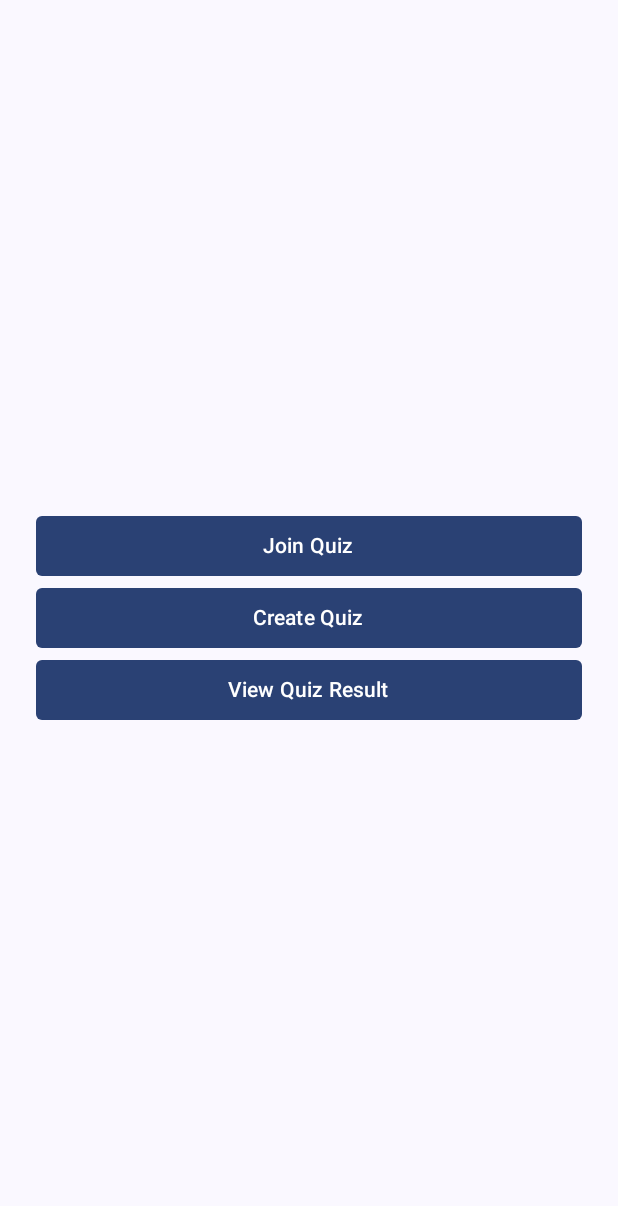
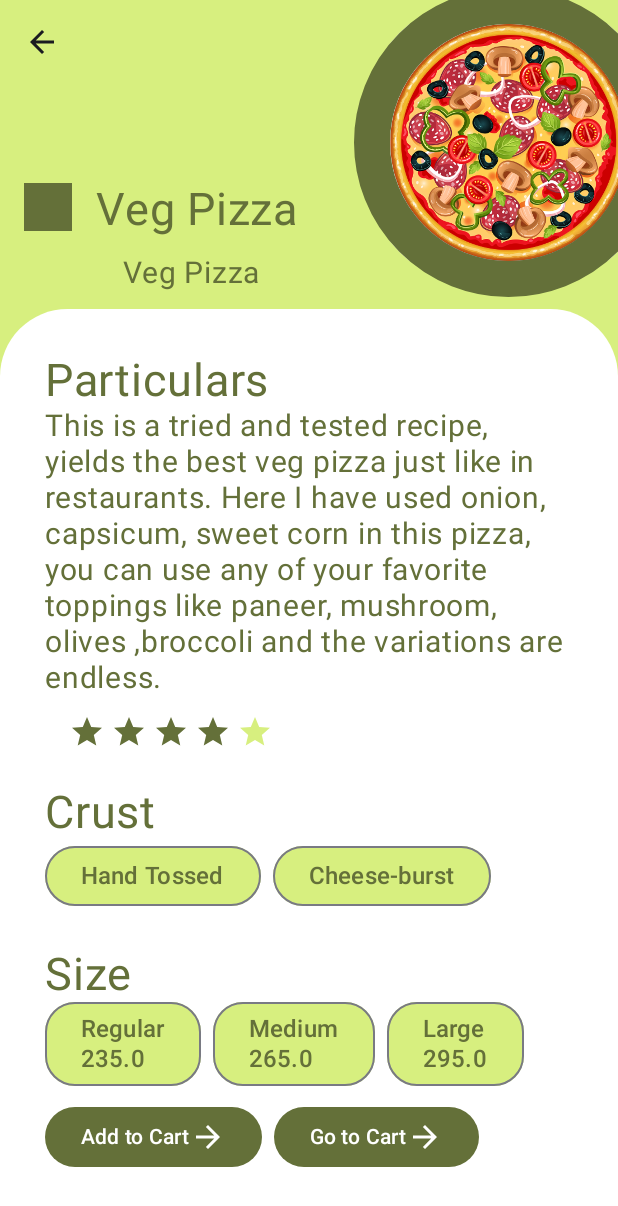
Before and after one commit to AsH1605/Quizine, an Android app built with Jetpack Compose: the screen it shows after launch (MainActivity), on a phone screen of 412 x 824 dp. Shown: the top 1206 px of the screen. Run offline under Robolectric (Android 15) with nearby library versions, the phone set to English and light mode, and no system bars.

Commit message:
Random UI Screen

```diff
--- a/app/src/main/java/com/cookie/quizine/MainActivity.kt
+++ b/app/src/main/java/com/cookie/quizine/MainActivity.kt
@@ -15,6 +15,7 @@ import androidx.lifecycle.viewmodel.compose.viewModel
 import com.cookie.quizine.presentation.App
 import com.cookie.quizine.presentation.home.HomeScreen
 import com.cookie.quizine.presentation.home.HomeScreenVM
+import com.cookie.quizine.presentation.pizza.PizzaScreen
 import com.cookie.quizine.presentation.theme.QuizineTheme
 
 class MainActivity : ComponentActivity() {
@@ -23,7 +24,7 @@ class MainActivity : ComponentActivity() {
         enableEdgeToEdge()
         setContent {
             QuizineTheme {
-                App()
+                PizzaScreen()
             }
         }
     }
--- /dev/null
+++ b/app/src/main/java/com/cookie/quizine/presentation/pizza/PizzaScreen.kt
@@ -0,0 +1,331 @@
+package com.cookie.quizine.presentation.pizza
+
+import androidx.compose.foundation.Image
+import androidx.compose.foundation.background
+import androidx.compose.foundation.border
+import androidx.compose.foundation.layout.Box
+import androidx.compose.foundation.layout.Column
+import androidx.compose.foundation.layout.Row
+import androidx.compose.foundation.layout.Spacer
+import androidx.compose.foundation.layout.fillMaxHeight
+import androidx.compose.foundation.layout.fillMaxWidth
+import androidx.compose.foundation.layout.height
+import androidx.compose.foundation.layout.offset
+import androidx.compose.foundation.layout.padding
+import androidx.compose.foundation.layout.size
+import androidx.compose.foundation.layout.width
+import androidx.compose.foundation.shape.CircleShape
+import androidx.compose.foundation.shape.RoundedCornerShape
+import androidx.compose.material.icons.Icons
+import androidx.compose.material.icons.filled.AddCircle
+import androidx.compose.material.icons.filled.ArrowBack
+import androidx.compose.material.icons.filled.ArrowForward
+import androidx.compose.material.icons.filled.Star
+import androidx.compose.material3.Button
+import androidx.compose.material3.ButtonColors
+import androidx.compose.material3.ButtonDefaults
+import androidx.compose.material3.ExperimentalMaterial3Api
+import androidx.compose.material3.Icon
+import androidx.compose.material3.OutlinedButton
+import androidx.compose.material3.Scaffold
+import androidx.compose.material3.Text
+import androidx.compose.material3.TopAppBar
+import androidx.compose.runtime.Composable
+import androidx.compose.ui.Alignment
+import androidx.compose.ui.Modifier
+import androidx.compose.ui.draw.clip
+import androidx.compose.ui.graphics.Color
+import androidx.compose.ui.graphics.graphicsLayer
+import androidx.compose.ui.layout.ContentScale
+import androidx.compose.ui.res.painterResource
+import androidx.compose.ui.tooling.preview.Preview
+import androidx.compose.ui.unit.dp
+import androidx.compose.ui.unit.sp
+import com.cookie.quizine.R
+
+@OptIn(ExperimentalMaterial3Api::class)
+@Composable
+fun PizzaScreen(modifier: Modifier = Modifier) {
+    Scaffold(
+    ) { padding ->
+        Column(
+            modifier = Modifier
+                .padding(padding)
+                .background(Color(0XFFD7EF7F))
+        ) {
+            Row(
+                modifier = Modifier
+                    .weight(1f)
+                    .fillMaxWidth()
+            ) {
+                Column(
+                    modifier = Modifier.weight(1f)
+                ) {
+                    Icon(
+                        imageVector = Icons.Default.ArrowBack,
+                        contentDescription = null,
+                        modifier = Modifier.padding(16.dp)
+                    )
+                    Spacer(Modifier.height(50.dp))
+                    Row {
+                        Box(
+                            modifier = Modifier
+                                .padding(16.dp)
+                                .background(Color(0XFF647039))
+                                .height(32.dp)
+                                .width(32.dp)
+                        )
+                        Text(
+                            "Veg Pizza",
+                            fontSize = 30.sp,
+                            color = Color(0XFF647039),
+                            modifier = Modifier.padding(top = 16.dp)
+                        )
+                    }
+                    Text(
+                        "Veg Pizza",
+                        fontSize = 20.sp,
+                        color = Color(0XFF647039),
+                        modifier = Modifier
+                            .align(Alignment.CenterHorizontally)
+                            .padding(start = 50.dp)
+                    )
+                }
+                Box(
+                    modifier = Modifier
+                        .offset(x = 30.dp, y = -8.dp)
+                        .border(24.dp, Color(0XFF647039), CircleShape)
+                        .weight(1f)
+                        .clip(shape = CircleShape)
+                        .padding(24.dp)
+                ) {
+                    Image(
+                        painter = painterResource(R.drawable.pizza),
+                        contentDescription = null,
+                        contentScale = ContentScale.Fit
+                    )
+                }
+
+            }
+            Column(
+                modifier = Modifier
+                    .weight(3f)
+                    .fillMaxWidth()
+                    .clip(RoundedCornerShape(topStart = 45.dp, topEnd = 45.dp))
+                    .background(Color.White)
+                    .padding(30.dp)
+            ) {
+                Text(
+                    "Particulars",
+                    fontSize = 30.sp,
+                    color = Color(0XFF647039)
+                )
+                Text(
+                    "This is a tried and tested recipe, yields the best veg pizza just like in restaurants. Here I have used onion, capsicum, sweet corn in this pizza, you can use any of your favorite toppings like paneer, mushroom, olives ,broccoli and the variations are endless.",
+                    fontSize = 20.sp,
+                    color = Color(0XFF647039)
+                )
+                StarComponent(4)
+                Spacer(Modifier.height(24.dp))
+                Text(
+                    "Crust",
+                    fontSize = 30.sp,
+                    color = Color(0XFF647039)
+                )
+                Row {
+                    OutlinedButton(
+                        onClick = {},
+                        shape = RoundedCornerShape(20.dp),
+                        colors = ButtonColors(
+                            containerColor = Color(0XFFD7EF7F),
+                            contentColor = Color(0XFF647039),
+                            disabledContainerColor = Color(0XFFD7EF7F),
+                            disabledContentColor = Color(0XFF647039)
+                        ),
+                        border = ButtonDefaults.outlinedButtonBorder,
+                    ) {
+                        Text(
+                            "Hand Tossed",
+                            fontSize = 16.sp,
+                            color = Color(0XFF647039)
+                        )
+                    }
+                    Spacer(Modifier.width(8.dp))
+                    OutlinedButton(
+                        onClick = {},
+                        shape = RoundedCornerShape(20.dp),
+                        colors = ButtonColors(
+                            containerColor = Color(0XFFD7EF7F),
+                            contentColor = Color(0XFF647039),
+                            disabledContainerColor = Color(0XFFD7EF7F),
+                            disabledContentColor = Color(0XFF647039)
+                        )
+                    ) {
+                        Text(
+                            "Cheese-burst",
+                            fontSize = 16.sp,
+                            color = Color(0XFF647039)
+                        )
+                    }
+                }
+                Spacer(Modifier.height(24.dp))
+                Text(
+                    "Size",
+                    fontSize = 30.sp,
+                    color = Color(0XFF647039)
+                )
+                Row {
+                    OutlinedButton(
+                        onClick = {},
+                        shape = RoundedCornerShape(20.dp),
+                        colors = ButtonColors(
+                            containerColor = Color(0XFFD7EF7F),
+                            contentColor = Color(0XFF647039),
+                            disabledContainerColor = Color(0XFFD7EF7F),
+                            disabledContentColor = Color(0XFF647039)
+                        ),
+                        border = ButtonDefaults.outlinedButtonBorder,
+                    ) {
+                        Column {
+                            Text(
+                                "Regular",
+                                fontSize = 16.sp,
+                                color = Color(0XFF647039)
+                            )
+                            Text(
+                                "235.0",
+                                fontSize = 16.sp,
+                                color = Color(0XFF647039)
+                            )
+                        }
+                    }
+                    Spacer(Modifier.width(8.dp))
+                    OutlinedButton(
+                        onClick = {},
+                        shape = RoundedCornerShape(20.dp),
+                        colors = ButtonColors(
+                            containerColor = Color(0XFFD7EF7F),
+                            contentColor = Color(0XFF647039),
+                            disabledContainerColor = Color(0XFFD7EF7F),
+                            disabledContentColor = Color(0XFF647039)
+                        ),
+                        border = ButtonDefaults.outlinedButtonBorder,
+                    ) {
+                        Column {
+                            Text(
+                                "Medium",
+                                fontSize = 16.sp,
+                                color = Color(0XFF647039)
+                            )
+                            Text(
+                                "265.0",
+                                fontSize = 16.sp,
+                                color = Color(0XFF647039)
+                            )
+                        }
+                    }
+                    Spacer(Modifier.width(8.dp))
+                    OutlinedButton(
+                        onClick = {},
+                        shape = RoundedCornerShape(20.dp),
+                        colors = ButtonColors(
+                            containerColor = Color(0XFFD7EF7F),
+                            contentColor = Color(0XFF647039),
+                            disabledContainerColor = Color(0XFFD7EF7F),
+                            disabledContentColor = Color(0XFF647039)
+                        ),
+                        border = ButtonDefaults.outlinedButtonBorder,
+                    ) {
+                        Column {
+                            Text(
+                                "Large",
+                                fontSize = 16.sp,
+                                color = Color(0XFF647039)
+                            )
+                            Text(
+                                "295.0",
+                                fontSize = 16.sp,
+                                color = Color(0XFF647039)
+                            )
+                        }
+                    }
+                }
+                Spacer(Modifier.height(10.dp))
+                Row {
+                    Button(
+                        modifier = Modifier,
+                        onClick = {},
+                        colors = ButtonColors(
+                            Color(0XFF647039),
+                            contentColor = Color.White,
+                            disabledContainerColor = Color(0XFF647039),
+                            disabledContentColor = Color.White
+                        ),
+                    ) {
+                        Row(
+                            verticalAlignment = Alignment.CenterVertically
+                        ) {
+                            Text(
+                                "Add to Cart"
+                            )
+                            Icon(
+                                imageVector = Icons.Default.ArrowForward,
+                                contentDescription = null
+                            )
+                        }
+                    }
+                    Spacer(Modifier.width(8.dp))
+                    Button(
+                        modifier = Modifier,
+                        onClick = {},
+                        colors = ButtonColors(
+                            Color(0XFF647039),
+                            contentColor = Color.White,
+                            disabledContainerColor = Color(0XFF647039),
+                            disabledContentColor = Color.White
+                        ),
+                    ) {
+                        Row(
+                            verticalAlignment = Alignment.CenterVertically
+                        ) {
+                            Text(
+                                "Go to Cart"
+                            )
+                            Icon(
+                                imageVector = Icons.Default.ArrowForward,
+                                contentDescription = null
+                            )
+                        }
+                    }
+                }
+
+            }
+        }
+    }
+}
+
+@Composable
+fun StarComponent(rating: Int) {
+    Row(
+        modifier = Modifier.padding(start = 16.dp, top = 12.dp)
+    ) {
+        for (i in 0..4) {
+            Icon(
+                imageVector = Icons.Filled.Star,
+                contentDescription = null,
+                tint = if (rating > i) {
+                    Color(0XFF647039)
+                } else {
+                    Color(0XFFD7EF7F)
+                }
+            )
+            Spacer(Modifier.width(4.dp))
+        }
+    }
+}
+
+@Preview
+@Composable
+private fun PizzaScreenPrev() {
+    PizzaScreen()
+}
--- /dev/null
+++ b/app/src/main/java/com/cookie/quizine/presentation/pizza/PizzaVM.kt
@@ -0,0 +1,4 @@
+package com.cookie.quizine.presentation.pizza
+
+class PizzaVM {
+}
--- /dev/null
+++ b/app/src/main/java/com/cookie/quizine/presentation/pizza/model/UiEvent.kt
@@ -0,0 +1,4 @@
+package com.cookie.quizine.presentation.pizza.model
+
+sealed interface UiEvent {
+}
--- /dev/null
+++ b/app/src/main/java/com/cookie/quizine/presentation/pizza/model/UiState.kt
@@ -0,0 +1,3 @@
+package com.cookie.quizine.presentation.pizza.model
+
+//data class UiState()
```
Also changed, not shown: app/src/main/res/drawable/pizza.png (added).
